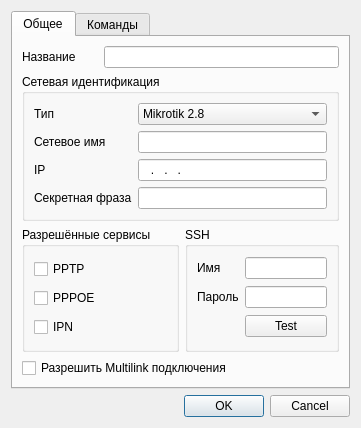
Before: the Qt Designer form mdi/forms/nas_edit.ui in brat002/ExpertBilling, drawn with Qt 5.
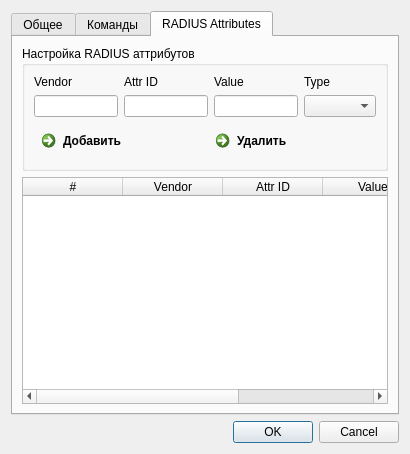
After: the same form once the commit is applied.

Patch:
```diff
--- a/mdi/forms/nas_edit.ui
+++ b/mdi/forms/nas_edit.ui
@@ -1,22 +1,22 @@
 <ui version="4.0" >
  <class>Dialog</class>
- <widget class="QDialog" name="Dialog" >
-  <property name="geometry" >
+ <widget class="QDialog" name="Dialog">
+  <property name="geometry">
    <rect>
     <x>0</x>
     <y>0</y>
-    <width>350</width>
-    <height>410</height>
+    <width>406</width>
+    <height>454</height>
    </rect>
   </property>
   <property name="windowTitle" >
    <string>Настройки сервера доступа</string>
   </property>
-  <layout class="QGridLayout" name="gridLayout" >
-   <item row="0" column="0" >
-    <widget class="QTabWidget" name="maintabWidget" >
-     <property name="currentIndex" >
-      <number>0</number>
+  <layout class="QGridLayout" name="gridLayout">
+   <item row="0" column="0">
+    <widget class="QTabWidget" name="maintabWidget">
+     <property name="currentIndex">
+      <number>2</number>
      </property>
      <widget class="QWidget" name="general_tab" >
       <attribute name="title" >
@@ -276,8 +276,115 @@
          </property>
         </widget>
        </item>
-       <item row="13" column="0" >
-        <widget class="QLineEdit" name="set_ipn_speed_lineEdit" />
+       <item row="13" column="0">
+        <widget class="QLineEdit" name="set_ipn_speed_lineEdit"/>
+       </item>
+      </layout>
+     </widget>
+     <widget class="QWidget" name="tab">
+      <attribute name="title">
+       <string>RADIUS Attributes</string>
+      </attribute>
+      <layout class="QGridLayout" name="gridLayout_9">
+       <item row="0" column="0">
+        <widget class="QGroupBox" name="groupBox">
+         <property name="title">
+          <string>Настройка RADIUS аттрибутов</string>
+         </property>
+         <layout class="QGridLayout" name="gridLayout_8">
+          <item row="0" column="0">
+           <layout class="QGridLayout" name="gridLayout_7">
+            <item row="0" column="0">
+             <widget class="QLabel" name="label_vendor">
+              <property name="text">
+               <string>Vendor</string>
+              </property>
+             </widget>
+            </item>
+            <item row="0" column="1">
+             <widget class="QLabel" name="label_attr_id">
+              <property name="text">
+               <string>Attr ID</string>
+              </property>
+             </widget>
+            </item>
+            <item row="0" column="2">
+             <widget class="QLabel" name="label_value">
+              <property name="text">
+               <string>Value</string>
+              </property>
+             </widget>
+            </item>
+            <item row="0" column="3">
+             <widget class="QLabel" name="label_type">
+              <property name="text">
+               <string>Type</string>
+              </property>
+             </widget>
+            </item>
+            <item row="1" column="0">
+             <widget class="QLineEdit" name="lineEdit_vendor"/>
+            </item>
+            <item row="1" column="1">
+             <widget class="QLineEdit" name="lineEdit_attr_id"/>
+            </item>
+            <item row="1" column="2">
+             <widget class="QLineEdit" name="lineEdit_value"/>
+            </item>
+            <item row="1" column="3">
+             <widget class="QComboBox" name="comboBox_type"/>
+            </item>
+           </layout>
+          </item>
+          <item row="1" column="0">
+           <layout class="QHBoxLayout" name="horizontalLayout">
+            <item>
+             <widget class="QCommandLinkButton" name="commandLinkButton_add">
+              <property name="text">
+               <string>Добавить</string>
+              </property>
+             </widget>
+            </item>
+            <item>
+             <widget class="QCommandLinkButton" name="commandLinkButton_del">
+              <property name="text">
+               <string>Удалить</string>
+              </property>
+             </widget>
+            </item>
+           </layout>
+          </item>
+         </layout>
+        </widget>
+       </item>
+       <item row="1" column="0">
+        <widget class="QTableWidget" name="tableWidget">
+         <column>
+          <property name="text">
+           <string>#</string>
+          </property>
+         </column>
+         <column>
+          <property name="text">
+           <string>Vendor</string>
+          </property>
+         </column>
+         <column>
+          <property name="text">
+           <string>Attr ID</string>
+          </property>
+         </column>
+         <column>
+          <property name="text">
+           <string>Value</string>
+          </property>
+         </column>
+         <column>
+          <property name="text">
+           <string>Type</string>
+          </property>
+         </column>
+        </widget>
        </item>
       </layout>
      </widget>
```
Left out of the diff: 247 changed lines with no effect on the pictures.
